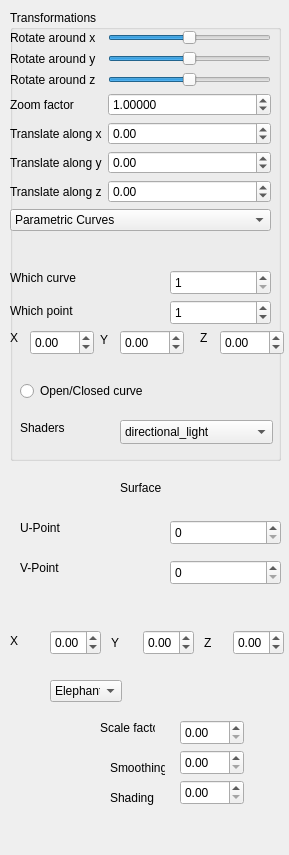
Qt form QtFramework/GUI/SideWidget.ui (kjozsef84/Grafika) before a commit.
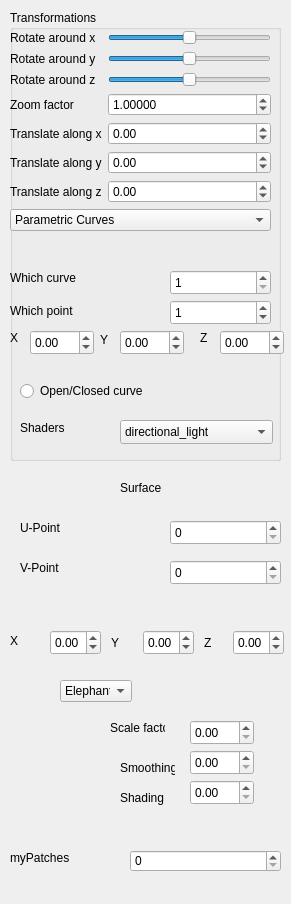
The same form after that commit. The open tabs and pages were chosen to show the change.

Patch:
```diff
--- a/QtFramework/GUI/SideWidget.ui
+++ b/QtFramework/GUI/SideWidget.ui
@@ -6,8 +6,8 @@
    <rect>
     <x>0</x>
     <y>0</y>
-    <width>289</width>
-    <height>855</height>
+    <width>291</width>
+    <height>904</height>
    </rect>
   </property>
   <property name="sizePolicy">
@@ -620,7 +620,7 @@
   <widget class="QStackedWidget" name="stackedWidget">
    <property name="geometry">
     <rect>
-     <x>20</x>
+     <x>30</x>
      <y>670</y>
      <width>241</width>
      <height>161</height>
@@ -797,6 +797,29 @@
     </widget>
    </widget>
   </widget>
+  <widget class="QSpinBox" name="myPatchIndex">
+   <property name="geometry">
+    <rect>
+     <x>130</x>
+     <y>850</y>
+     <width>151</width>
+     <height>22</height>
+    </rect>
+   </property>
+  </widget>
+  <widget class="QLabel" name="label_23">
+   <property name="geometry">
+    <rect>
+     <x>10</x>
+     <y>850</y>
+     <width>81</width>
+     <height>16</height>
+    </rect>
+   </property>
+   <property name="text">
+    <string>myPatches</string>
+   </property>
+  </widget>
  </widget>
  <resources/>
  <connections/>
```
Left out of the diff: 3 changed lines with no effect on the pictures.
